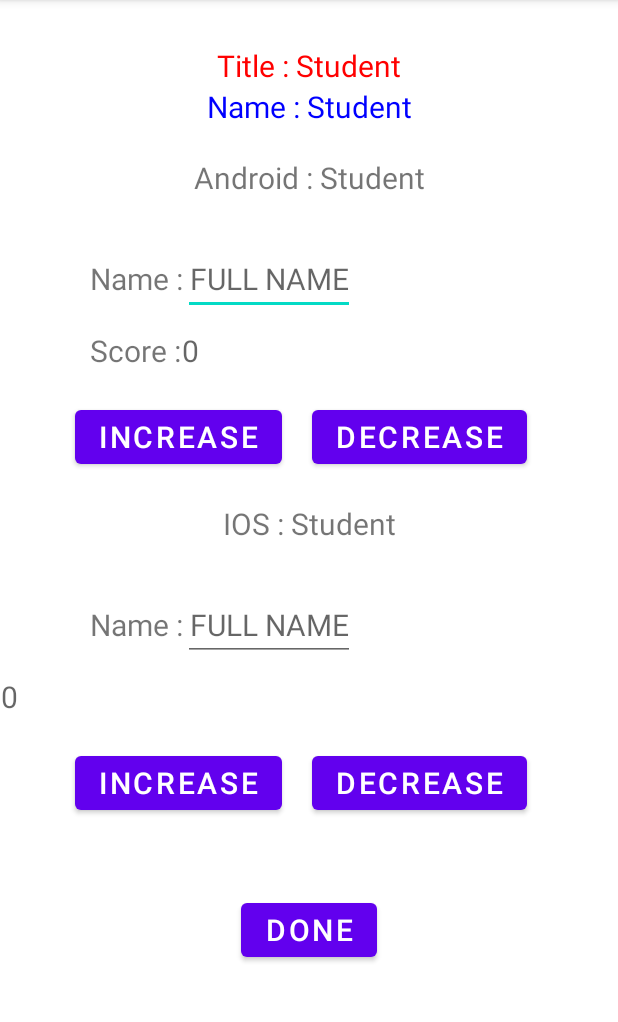
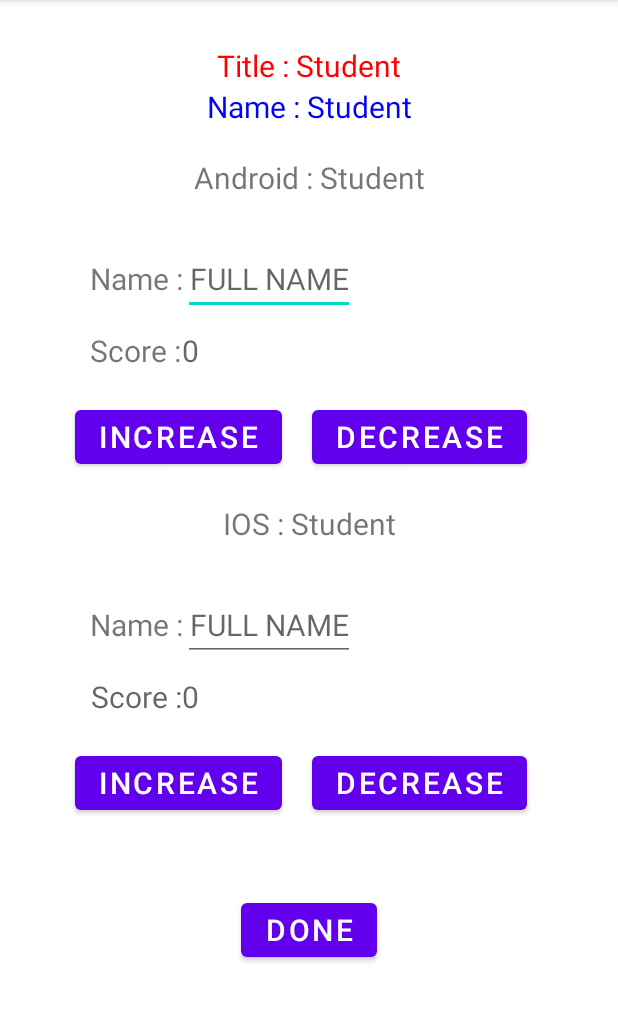
Before and after one commit to pham-van-tuy/15082021android, an Android app: the screen it shows after launch (DataInput), after a tap on "START", on a phone screen of 412 x 824 dp, the part 84-1106 px from its top. Run offline under Robolectric (Android 15) with nearby library versions, the phone set to English and light mode, and no system bars.

Commit message:
fix find viewbyid

```diff
--- a/app/build.gradle
+++ b/app/build.gradle
@@ -1,6 +1,7 @@
 plugins {
     id 'com.android.application'
     id 'kotlin-android'
+    id 'kotlin-android-extensions'
 }
 
 android {
--- a/app/src/main/java/com/example/learn09082021v001/DataInput.kt
+++ b/app/src/main/java/com/example/learn09082021v001/DataInput.kt
@@ -4,26 +4,15 @@ import android.content.Intent
 import androidx.appcompat.app.AppCompatActivity
 import android.os.Bundle
 import android.util.Log
-import android.widget.Button
-import android.widget.EditText
-import android.widget.TextView
 import android.widget.Toast
+import kotlinx.android.synthetic.main.activity_data_input.*
+
 
 class DataInput : AppCompatActivity() {
     override fun onCreate(savedInstanceState: Bundle?) {
         super.onCreate(savedInstanceState)
         setContentView(R.layout.activity_data_input)
         val ScoreOOP = NameScoreOOP()
-        // FIND VIEW BY ID
-        val edtNameAndroid = findViewById<EditText>(R.id.edtNameAndroid)
-        val edtNameIOS = findViewById<EditText>(R.id.edtNameIOS)
-        val tvScoreAndroid = findViewById<TextView>(R.id.tvScoreAndroid)
-        val tvScoreIOS = findViewById<TextView>(R.id.tvScoreIOS)
-        val btnINCAndroid = findViewById<Button>(R.id.btnINCAndroid)
-        val btnDECAndroid = findViewById<Button>(R.id.btnDECAndroid)
-        val btnINCIOS = findViewById<Button>(R.id.btnINCIOS)
-        val btnDECIOS = findViewById<Button>(R.id.btnDECIOS)
-        val btnDone = findViewById<Button>(R.id.btnDone)
         // BTN SET ONCLICK LISTENNER
         btnINCAndroid.setOnClickListener {
             if (edtNameAndroid.text.isNotEmpty() && ScoreOOP.ScoreInPutandroid <= 8) {
--- a/app/src/main/java/com/example/learn09082021v001/MainActivity.kt
+++ b/app/src/main/java/com/example/learn09082021v001/MainActivity.kt
@@ -3,21 +3,11 @@ package com.example.learn09082021v001
 import android.content.Intent
 import androidx.appcompat.app.AppCompatActivity
 import android.os.Bundle
-import android.util.Log
-import android.widget.Button
-import android.widget.TextView
-import android.widget.Toast
-
+import kotlinx.android.synthetic.main.activity_main.*
 class MainActivity : AppCompatActivity() {
     override fun onCreate(savedInstanceState: Bundle?) {
         super.onCreate(savedInstanceState)
         setContentView(R.layout.activity_main)
-        // FINEVIEW BY ID
-        val tvViewNameAndroid = findViewById<TextView>(R.id.tvViewNameAndroid)
-        val tvViewNameIOS = findViewById<TextView>(R.id.tvViewNameIOS)
-        val tvViewScoreAndroid = findViewById<TextView>(R.id.tvViewScoreAndroid)
-        val tvViewScoreIOS = findViewById<TextView>(R.id.tvViewScoreIOS)
-        val btnStartReset = findViewById<Button>(R.id.btnStartReset)
         val nameScoreOOP: NameScoreOOP = NameScoreOOP()
         // DATA GETEXTRA
 
@@ -43,8 +33,6 @@ class MainActivity : AppCompatActivity() {
                 tvViewScoreIOS.setText("")
                 btnStartReset.setText("START")
             }
-            ///
-
         }
 
     }
--- a/app/src/main/res/layout/activity_data_input.xml
+++ b/app/src/main/res/layout/activity_data_input.xml
@@ -148,6 +148,15 @@
         android:layout_width="match_parent"
         android:layout_height="wrap_content"
         android:orientation="horizontal">
+        <TextView
+            android:layout_width="wrap_content"
+            android:layout_height="wrap_content"
+            android:layout_marginTop="10dp"
+            android:layout_marginStart="60dp"
+            android:hint="@string/score"
+            android:inputType="number"
+            android:textAlignment="center"
+            android:textSize="20dp" />
 
 
     <TextView
--- a/app/src/main/res/layout/activity_main.xml
+++ b/app/src/main/res/layout/activity_main.xml
@@ -79,6 +79,7 @@
             android:textAlignment="center"
             android:textSize="20sp" />
     </LinearLayout>
+
     <TextView
         android:layout_width="match_parent"
         android:layout_height="wrap_content"
--- a/app/src/main/res/values/strings.xml
+++ b/app/src/main/res/values/strings.xml
@@ -7,20 +7,7 @@
     <string name="name">Name :</string>
     <string name="score">Score :</string>
     <string name="ios_student">IOS : Student</string>
-    <string name="name">Name :</string>
-    <string name="score">Score :</string>
     <string name="start">START</string>
-    <string name="title_student">Title : Student</string>
-    <string name="name_student">Name : Student</string>
-    <string name="android_student">Android : Student</string>
-    <string name="name">Name :</string>
-    <string name="full_name">FULL NAME</string>
-    <string name="score">Score :</string>
-    <string name="_0">0</string>
-    <string name="increase">INCREASE</string>
-    <string name="decrease">DECREASE</string>
-    <string name="ios_student">IOS : Student</string>
-    <string name="name">Name :</string>
     <string name="full_name">FULL NAME</string>
     <string name="_0">0</string>
     <string name="increase">INCREASE</string>
```
